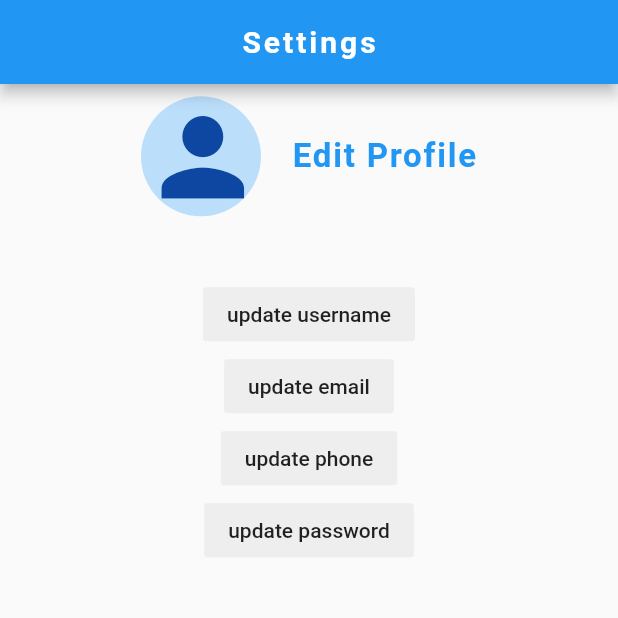
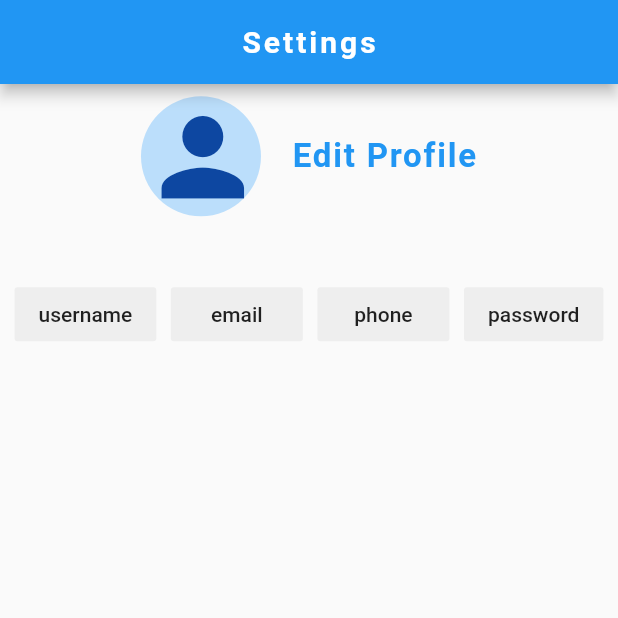
Before and after one commit to YouqinS/ADPProject-NokiaDC, a Flutter app: the Settings screen opened directly, on a phone screen of 412 x 824 dp, the top half of it. Run offline on Flutter 3.47's test engine with Material 2 defaults, Android fonts, the phone set to English and light mode, and no system bars; our stand-ins replace cloud_firestore, firebase_auth, firebase_core, flutter_map, flutter_spinkit, geolocator and 1 more; missing offline and left inert: qrscan; accounts and stored records are empty.

Commit message:
settings UI proposal

```diff
--- a/RasPiFinder/lib/profile/setting.dart
+++ b/RasPiFinder/lib/profile/setting.dart
@@ -60,7 +60,17 @@ class SettingsState extends State<Settings> {
                 ],
               ),
               SizedBox(height: size.height * 0.05,),
-              FlatButton(onPressed: usernamePressed, child: Text('update username'), color: Colors.grey[200],),
+              Row(
+                mainAxisAlignment: MainAxisAlignment.spaceEvenly,
+                children: [
+                  FlatButton(onPressed: usernamePressed, child: Text('username'), color: Colors.grey[200],),
+                  FlatButton(onPressed: emailPressed, child: Text('email'), color: Colors.grey[200],),
+                  FlatButton(onPressed: phonePressed, child: Text('phone'), color: Colors.grey[200],),
+                  FlatButton(onPressed: passwordPressed, child: Text('password'), color: Colors.grey[200],),
+                ],
+              ),
+
+              SizedBox(height: size.height * 0.02,),
               Visibility(
                 visible: showUsernameField,
                 child: TextInputField(
@@ -72,10 +82,11 @@ class SettingsState extends State<Settings> {
                   validateInput: validateUsername,
                 ),
               ),
-              FlatButton(onPressed: emailPressed, child: Text('update email'), color: Colors.grey[200],),
               Visibility(
                 visible: showEmailField,
-                child: TextInputField(
+                child: Column(
+                  children: [
+                    TextInputField(
                       hintText: "New Email",
                       icon: Icons.email,
                       onSaved: (value) {
@@ -83,8 +94,19 @@ class SettingsState extends State<Settings> {
                       },
                       validateInput: validateEmailInput,
                     ),
+                    PasswordInputField(
+                      hintText: 'Enter password to confirm',
+                      onChanged: (value) {
+                        password = value;
+                      },
+                      onSaved: (value) {
+                        password = value;
+                      },
+                      validateInput: validatePasswdInput,
                     ),
-              FlatButton(onPressed: phonePressed, child: Text('update phone'), color: Colors.grey[200],),
+                  ],
+                ),
+              ),
               Visibility(
                 visible: showPhoneField,
                 child: TextInputField(
@@ -96,11 +118,20 @@ class SettingsState extends State<Settings> {
                   validateInput: validatePhoneInput,
                 ),
               ),
-              FlatButton(onPressed: passwordPressed, child: Text('update password'), color: Colors.grey[200],),
               Visibility(
                 visible: showPassField,
                 child: Column(
                   children: [
+                    PasswordInputField(
+                      hintText: 'Current Password',
+                      onChanged: (value) {
+                        password = value;
+                      },
+                      onSaved: (value) {
+                        password = value;
+                      },
+                      validateInput: validatePasswdInput,
+                    ),
                     PasswordInputField(
                       hintText: 'New Password',
                       onChanged: (value) {
@@ -121,32 +152,10 @@ class SettingsState extends State<Settings> {
                   ],
                 ),
               ),
-              SizedBox(height: size.height * 0.03),
               Visibility(
                 visible: showPassField || showUsernameField || showPhoneField || showEmailField,
-                child: Row(
-                  mainAxisAlignment: MainAxisAlignment.spaceEvenly,
-                  children: [
-                    RaisedButton(
-                      color: Colors.red[600],
-                      child: Text('Cancel',
-                          style: TextStyle(color: Colors.white)),
-                      onPressed: () {
-                        Navigator.of(context).pop();
-                      },
+                child: RoundedButton(text: "Save", press: (){},),
               ),
-                    RaisedButton(
-                      color: Colors.blue[700],
-                      child: Text('Save',
-                          style: TextStyle(color: Colors.white)),
-                      onPressed: () {
-                        submit();
-                      },
-                    ),
-                  ],
-                ),
-              ),
-              SizedBox(height: size.height * 0.02,),
             ],
           ),
         ),
```
Also changed, not shown: RasPiFinder/pubspec.lock. Lines whose indentation alone changed are shown as unchanged.
